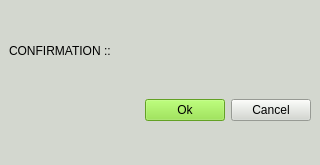
drjdlarson/gust, file src/main/python/gust/gui/ui/confirmation.ui: the form before one commit.
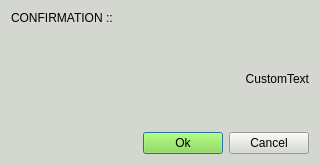
The form after the commit.

Commit message: recent progress: confirmation windows, drone connection working, updated database to write single vehicle at a time

What changed in the file:
```diff
--- a/src/main/python/gust/gui/ui/confirmation.ui
+++ b/src/main/python/gust/gui/ui/confirmation.ui
@@ -1,7 +1,7 @@
 <?xml version="1.0" encoding="UTF-8"?>
 <ui version="4.0">
  <class>MainWindow</class>
- <widget class="QMainWindow" name="MainWindow">
+ <widget class="QDialog" name="MainWindow">
   <property name="geometry">
    <rect>
     <x>0</x>
@@ -35,8 +35,7 @@
    <string notr="true">background-color: rgb(211, 215, 207);
 color: rgb(0, 0, 0);</string>
   </property>
-  <widget class="QWidget" name="centralwidget">
-   <layout class="QVBoxLayout" name="verticalLayout" stretch="0,0">
+   <layout class="QVBoxLayout" name="verticalLayout" stretch="0,0,0">
     <item>
      <widget class="QLabel" name="label_confirmation">
       <property name="sizePolicy">
@@ -54,6 +53,22 @@
       </property>
      </widget>
     </item>
+    <item>
+     <widget class="QLabel" name="label_custom">
+      <property name="styleSheet">
+       <string notr="true">font: 14pt &quot;Ubuntu&quot;;</string>
+      </property>
+      <property name="frameShape">
+       <enum>QFrame::NoFrame</enum>
+      </property>
+      <property name="text">
+       <string>CustomText</string>
+      </property>
+      <property name="alignment">
+       <set>Qt::AlignRight|Qt::AlignTrailing|Qt::AlignVCenter</set>
+      </property>
+     </widget>
+    </item>
     <item>
      <layout class="QHBoxLayout" name="horizontalLayout">
       <item>
@@ -89,7 +104,6 @@
      </layout>
     </item>
    </layout>
-  </widget>
  </widget>
  <resources/>
  <connections/>
```
Left out of the diff: 2 changed lines with no effect on the pictures. The commit also changes 17 other files.
